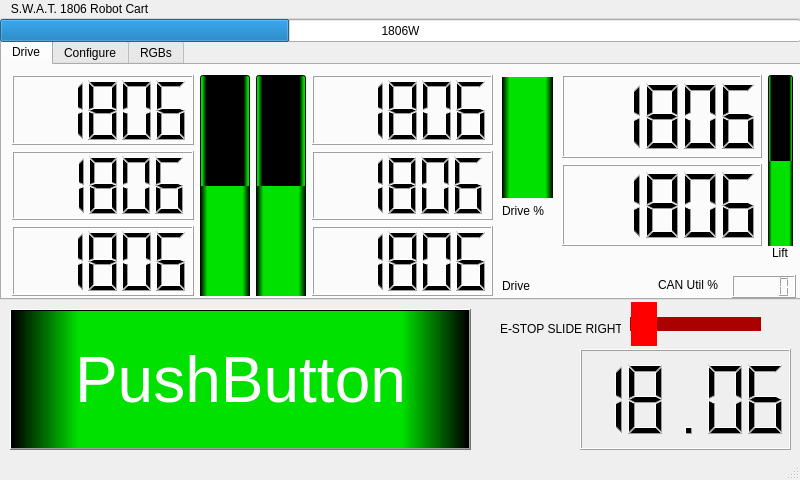
First picture: the form in cartmainwindow.ui, repository Dwooll94/1806-RobotCart, before the edit.
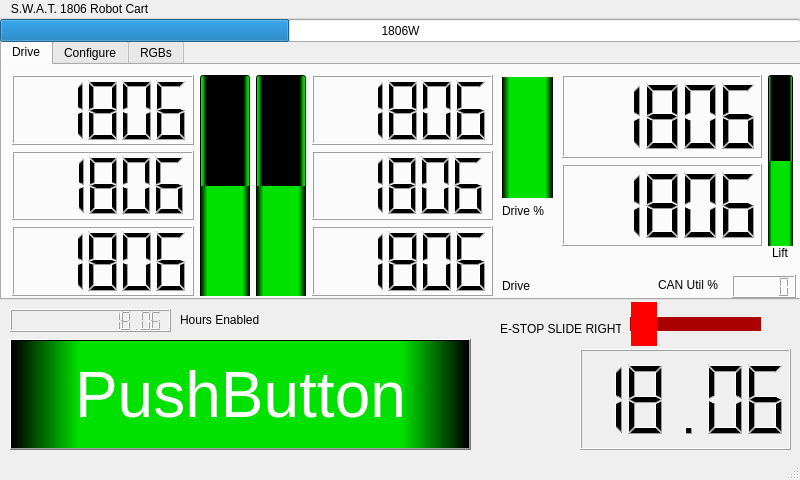
Second picture: the form after the edit. Icons and pictures are not drawn.

```diff
--- a/cartmainwindow.ui
+++ b/cartmainwindow.ui
@@ -1337,9 +1337,9 @@
     <property name="geometry">
      <rect>
       <x>10</x>
-      <y>290</y>
+      <y>320</y>
       <width>461</width>
-      <height>141</height>
+      <height>111</height>
      </rect>
     </property>
     <property name="font">
@@ -1491,6 +1491,35 @@
      <string>E-STOP SLIDE RIGHT</string>
     </property>
    </widget>
+   <widget class="QLCDNumber" name="runningHoursDisplay">
+    <property name="geometry">
+     <rect>
+      <x>10</x>
+      <y>290</y>
+      <width>161</width>
+      <height>23</height>
+     </rect>
+    </property>
+    <property name="digitCount">
+     <number>14</number>
+    </property>
+    <property name="value" stdset="0">
+     <double>18.059999999999999</double>
+    </property>
+   </widget>
+   <widget class="QLabel" name="label_13">
+    <property name="geometry">
+     <rect>
+      <x>180</x>
+      <y>290</y>
+      <width>91</width>
+      <height>21</height>
+     </rect>
+    </property>
+    <property name="text">
+     <string>Hours Enabled</string>
+    </property>
+   </widget>
   </widget>
   <widget class="QMenuBar" name="menubar">
    <property name="geometry">
```
